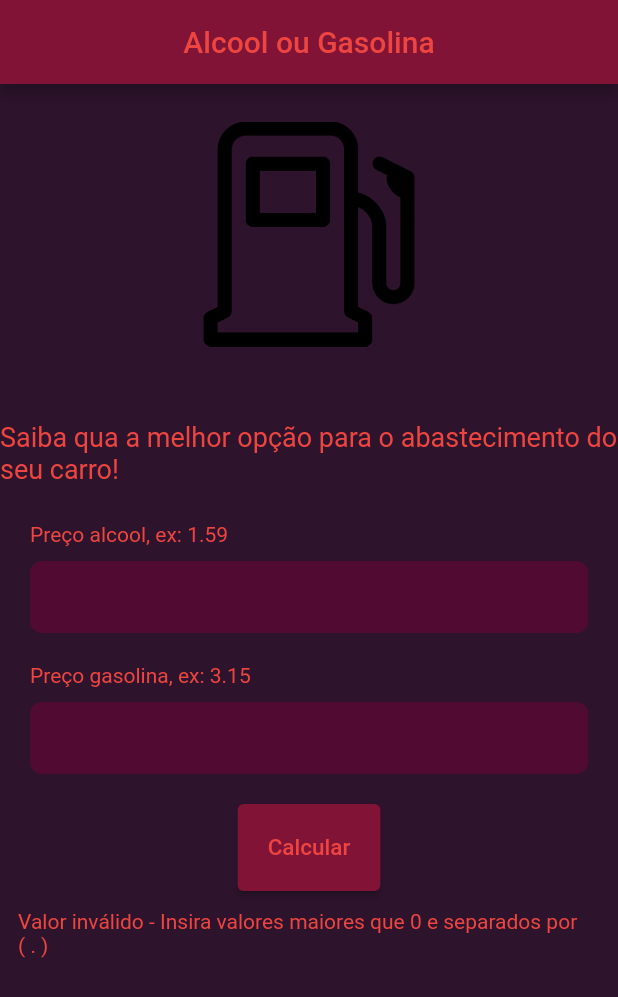
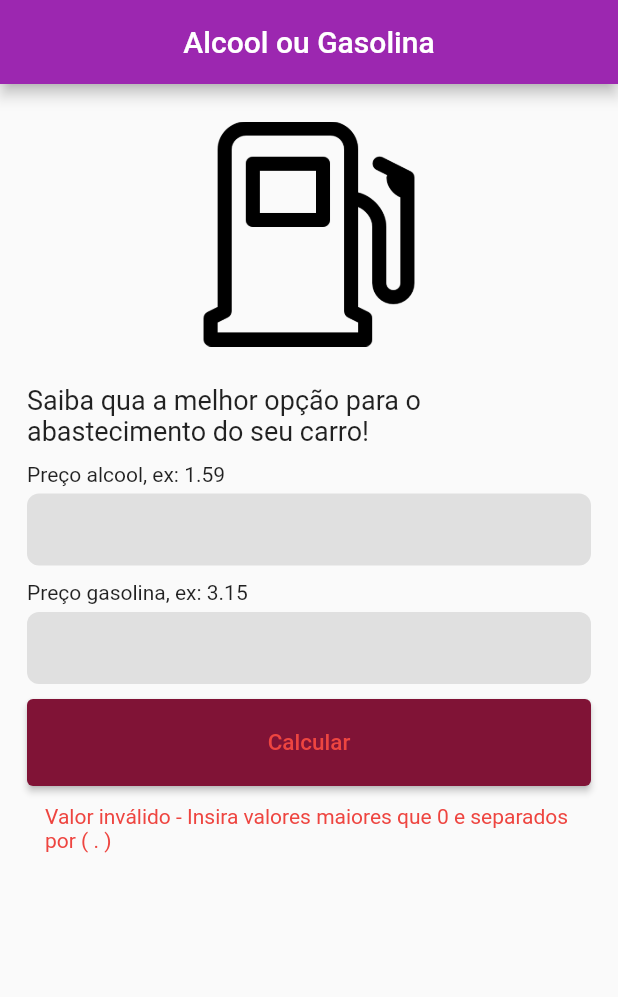
Before and after one commit to BrunoRabbit/alcool-ou-gasolina, a Flutter app: the screen it shows after launch, after a tap on "Calcular", on a phone screen of 412 x 824 dp. Shown: the top 997 px of the screen. Run offline on Flutter 3.47's test engine with Material 2 defaults, Android fonts, the phone set to English and light mode, and no system bars.

Commit message:
feat: adjust files, change colors and add custom widget

```diff
--- /dev/null
+++ b/lib/components/custom_row_input.dart
@@ -0,0 +1,38 @@
+import 'package:flutter/material.dart';
+
+class CustomRowInput extends StatelessWidget {
+  const CustomRowInput({
+    Key? key,
+    required this.label,
+    required this.controller,
+  }) : super(key: key);
+
+  final String label;
+  final TextEditingController controller;
+
+  @override
+  Widget build(BuildContext context) {
+    return Column(
+      crossAxisAlignment: CrossAxisAlignment.start,
+      children: [
+        Text(label),
+        const SizedBox(height: 5),
+        Container(
+          decoration: BoxDecoration(
+            color: Colors.grey[300],
+            borderRadius: BorderRadius.circular(8),
+          ),
+          child: TextField(
+            maxLength: 5,
+            keyboardType: TextInputType.number,
+            decoration: const InputDecoration(
+              border: InputBorder.none,
+              counterText: '',
+            ),
+            controller: controller,
+          ),
+        ),
+      ],
+    );
+  }
+}
--- a/lib/components/home_screen.dart
+++ /dev/null
@@ -1,200 +0,0 @@
-import 'package:flutter/material.dart';
-
-class HomeScreen extends StatefulWidget {
-  const HomeScreen({Key? key}) : super(key: key);
-
-  @override
-  State<HomeScreen> createState() => _HomeScreenState();
-}
-
-class _HomeScreenState extends State<HomeScreen> {
-  final TextEditingController _alcoholController = TextEditingController();
-
-  final TextEditingController _gasolineController = TextEditingController();
-
-  String errorMessage = "";
-
-  void calculate() {
-    double? _alcoholValue = double.tryParse(_alcoholController.text);
-    double? _gasolineValue = double.tryParse(_gasolineController.text);
-
-    if (_alcoholValue == null || _gasolineValue == null) {
-      setState(() {
-        errorMessage =
-            "Valor inválido - Insira valores maiores que 0 e separados por ( . )";
-      });
-    } else {
-      if ((_alcoholValue / _gasolineValue) >= 0.7) {
-        setState(() {
-          errorMessage = "Melhor abastecer com Gasolina";
-        });
-      } else {
-        setState(() {
-          errorMessage = "Melhor abastecer com Alcool";
-        });
-      }
-    }
-  }
-
-  /*
-
-    Color.fromRGBO(238, 69, 64, 1) - #EE4540 - laranja pouco escuro
-    Color.fromRGBO(199, 44, 65, 1) - #C72C41 - vermelho
-    Color.fromRGBO(128, 19, 54, 1) - #801336 - vermelho escuro
-    Color.fromRGBO(81, 10, 50, 1) - #510A32 - roxo escuro
-    Color.fromRGBO(45,20,44,1) - #2D142C - preto/marrom escuro
-
-  */
-  @override
-  Widget build(BuildContext context) {
-    return Scaffold(
-      backgroundColor: const Color.fromRGBO(45, 20, 44, 1),
-      appBar: AppBar(
-        backgroundColor: const Color.fromRGBO(128, 19, 54, 1),
-        centerTitle: true,
-        title: const Text(
-          'Alcool ou Gasolina',
-          style: TextStyle(
-            color: Color.fromRGBO(238, 69, 64, 1),
-          ),
-        ),
-      ),
-      body: SingleChildScrollView(
-        child: Column(
-          children: [
-            Padding(
-              padding: const EdgeInsets.all(25),
-              child: Image.asset(
-                'assets/images/gasoline-pump.png',
-                fit: BoxFit.cover,
-                // color: const Color.fromRGBO(238, 69, 64, 1),
-                height: 150,
-              ),
-            ),
-            const SizedBox(
-              height: 25,
-            ),
-            const Text(
-              "Saiba qua a melhor opção para o abastecimento do seu carro!",
-              style: TextStyle(
-                fontSize: 18,
-                color: Color.fromRGBO(238, 69, 64, 1),
-              ),
-            ),
-            const SizedBox(
-              height: 25,
-            ),
-            Column(
-              crossAxisAlignment: CrossAxisAlignment.start,
-              children: [
-                const Padding(
-                  padding: EdgeInsets.symmetric(horizontal: 20),
-                  child: Text(
-                    'Preço alcool, ex: 1.59',
-                    style: TextStyle(
-                      color: Color.fromRGBO(238, 69, 64, 1),
-                    ),
-                  ),
-                ),
-                Padding(
-                  padding: const EdgeInsets.only(
-                    top: 10,
-                    bottom: 20,
-                    left: 20,
-                    right: 20,
-                  ),
-                  child: Container(
-                    decoration: BoxDecoration(
-                      color: const Color.fromRGBO(81, 10, 50, 1),
-                      borderRadius: BorderRadius.circular(8),
-                    ),
-                    child: TextField(
-                      maxLength: 5,
-                      style: const TextStyle(
-                        color: Color.fromRGBO(238, 69, 64, 1),
-                      ),
-                      cursorColor: const Color.fromRGBO(238, 69, 64, 1),
-                      keyboardType: TextInputType.number,
-                      decoration: const InputDecoration(
-                        border: InputBorder.none,
-                        counterText: '',
-                      ),
-                      controller: _alcoholController,
-                    ),
-                  ),
-                ),
-              ],
-            ),
-            Column(
-              crossAxisAlignment: CrossAxisAlignment.start,
-              children: [
-                const Padding(
-                  padding: EdgeInsets.symmetric(horizontal: 20),
-                  child: Text(
-                    'Preço gasolina, ex: 3.15',
-                    style: TextStyle(
-                      color: Color.fromRGBO(238, 69, 64, 1),
-                    ),
-                  ),
-                ),
-                Padding(
-                  padding: const EdgeInsets.only(
-                    top: 10,
-                    bottom: 20,
-                    left: 20,
-                    right: 20,
-                  ),
-                  child: Container(
-                    decoration: BoxDecoration(
-                      color: const Color.fromRGBO(81, 10, 50, 1),
-                      borderRadius: BorderRadius.circular(8),
-                    ),
-                    child: TextField(
-                      style: const TextStyle(
-                        color: Color.fromRGBO(238, 69, 64, 1),
-                      ),
-                      keyboardType: TextInputType.number,
-                      cursorColor: const Color.fromRGBO(238, 69, 64, 1),
-                      decoration: const InputDecoration(
-                        border: InputBorder.none,
-                      ),
-                      controller: _gasolineController,
-                    ),
-                  ),
-                ),
-              ],
-            ),
-            Container(
-              decoration: BoxDecoration(
-                borderRadius: BorderRadius.circular(18),
-              ),
-              child: ElevatedButton(
-                child: const Text(
-                  'Calcular',
-                  style: TextStyle(
-                    color: Color.fromRGBO(238, 69, 64, 1),
-                    fontSize: 15,
-                  ),
-                ),
-                style: ElevatedButton.styleFrom(
-                  padding: const EdgeInsets.all(20),
-                  primary: const Color.fromRGBO(128, 19, 54, 1),
-                ),
-                onPressed: () => calculate(),
-              ),
-            ),
-            Padding(
-              padding: const EdgeInsets.all(12),
-              child: Text(
-                errorMessage,
-                style: const TextStyle(
-                  color: Color.fromRGBO(238, 69, 64, 1),
-                ),
-              ),
-            ),
-          ],
-        ),
-      ),
-    );
-  }
-}
--- a/lib/main.dart
+++ b/lib/main.dart
@@ -1,17 +1,17 @@
-import 'package:alcool_ou_gasolina/components/home_screen.dart';
+import 'package:alcool_ou_gasolina/presentation/pages/home_screen.dart';
 import 'package:flutter/material.dart';
 
 void main() {
-  runApp(MyApp());
+  runApp(const MyApp());
 }
 
-// ignore: use_key_in_widget_constructors
 class MyApp extends StatelessWidget {
+  const MyApp({Key? key}) : super(key: key);
+
   @override
   Widget build(BuildContext context) {
     return const MaterialApp(
       debugShowCheckedModeBanner: false,
-      title: 'Flutter Demo',
       home: HomeScreen(),
     );
   }
--- /dev/null
+++ b/lib/presentation/pages/home_screen.dart
@@ -0,0 +1,138 @@
+import 'package:alcool_ou_gasolina/components/custom_row_input.dart';
+import 'package:flutter/material.dart';
+
+extension DoubleHelper on double {}
+
+class HomeScreen extends StatefulWidget {
+  const HomeScreen({Key? key}) : super(key: key);
+
+  @override
+  State<HomeScreen> createState() => _HomeScreenState();
+}
+
+class _HomeScreenState extends State<HomeScreen> {
+  final TextEditingController _alcoholController = TextEditingController();
+
+  final TextEditingController _gasolineController = TextEditingController();
+
+  String errorMessage = "";
+
+  void calculate() {
+    double? _alcoholValue = double.tryParse(_alcoholController.text);
+    double? _gasolineValue = double.tryParse(_gasolineController.text);
+
+    if (_alcoholValue == null || _gasolineValue == null) {
+      setState(() {
+        errorMessage =
+            "Valor inválido - Insira valores maiores que 0 e separados por ( . )";
+      });
+    } else {
+      if ((_alcoholValue / _gasolineValue) >= 0.7) {
+        setState(() {
+          errorMessage = "Melhor abastecer com Gasolina";
+        });
+      } else {
+        setState(() {
+          errorMessage = "Melhor abastecer com Alcool";
+        });
+      }
+    }
+  }
+
+  /*
+
+    Color.fromRGBO(238, 69, 64, 1) - #EE4540 - laranja pouco escuro
+    Color.fromRGBO(199, 44, 65, 1) - #C72C41 - vermelho
+    Color.fromRGBO(128, 19, 54, 1) - #801336 - vermelho escuro
+    Color.fromRGBO(81, 10, 50, 1) - #510A32 - roxo escuro
+    Color.fromRGBO(45,20,44,1) - #2D142C - preto/marrom escuro
+
+  */
+
+  @override
+  Widget build(BuildContext context) {
+    return Scaffold(
+      appBar: AppBar(
+        backgroundColor: Colors.purple,
+        centerTitle: true,
+        title: const Text(
+          'Alcool ou Gasolina',
+        ),
+      ),
+      body: SingleChildScrollView(
+        child: Padding(
+          padding: const EdgeInsets.symmetric(horizontal: 18),
+          child: Column(
+            children: [
+              Padding(
+                padding: const EdgeInsets.all(25),
+                child: Image.asset(
+                  'assets/images/gasoline-pump.png',
+                  fit: BoxFit.cover,
+                  height: 150,
+                ),
+              ),
+              const Text(
+                "Saiba qua a melhor opção para o abastecimento do seu carro!",
+                style: TextStyle(
+                  fontSize: 18,
+                ),
+              ),
+              const SizedBox(
+                height: 10,
+              ),
+              CustomRowInput(
+                label: 'Preço alcool, ex: 1.59',
+                controller: _alcoholController,
+              ),
+              const SizedBox(
+                height: 10,
+              ),
+              CustomRowInput(
+                label: 'Preço gasolina, ex: 3.15',
+                controller: _gasolineController,
+              ),
+              const SizedBox(
+                height: 10,
+              ),
+              Row(
+                children: [
+                  Expanded(
+                    child: Container(
+                      decoration: BoxDecoration(
+                        borderRadius: BorderRadius.circular(18),
+                      ),
+                      child: ElevatedButton(
+                        child: const Text(
+                          'Calcular',
+                          style: TextStyle(
+                            color: Color.fromRGBO(238, 69, 64, 1),
+                            fontSize: 15,
+                          ),
+                        ),
+                        style: ElevatedButton.styleFrom(
+                          padding: const EdgeInsets.all(20),
+                          primary: const Color.fromRGBO(128, 19, 54, 1),
+                        ),
+                        onPressed: () => calculate(),
+                      ),
+                    ),
+                  ),
+                ],
+              ),
+              Padding(
+                padding: const EdgeInsets.all(12),
+                child: Text(
+                  errorMessage,
+                  style: const TextStyle(
+                    color: Color.fromRGBO(238, 69, 64, 1),
+                  ),
+                ),
+              ),
+            ],
+          ),
+        ),
+      ),
+    );
+  }
+}
```
